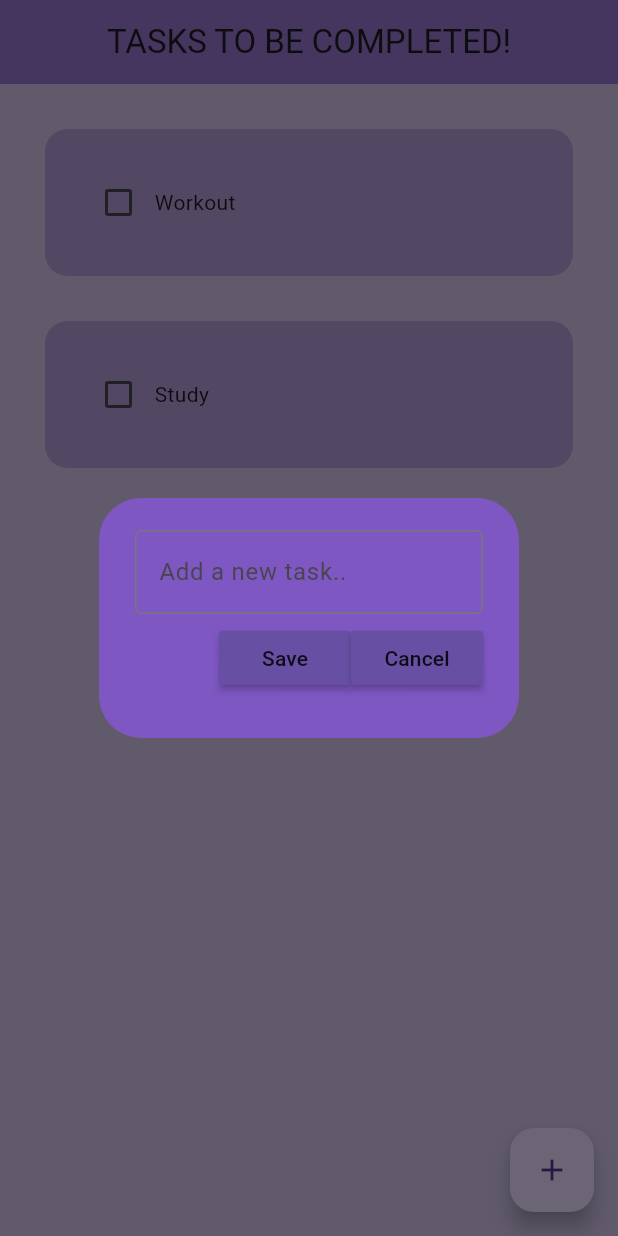
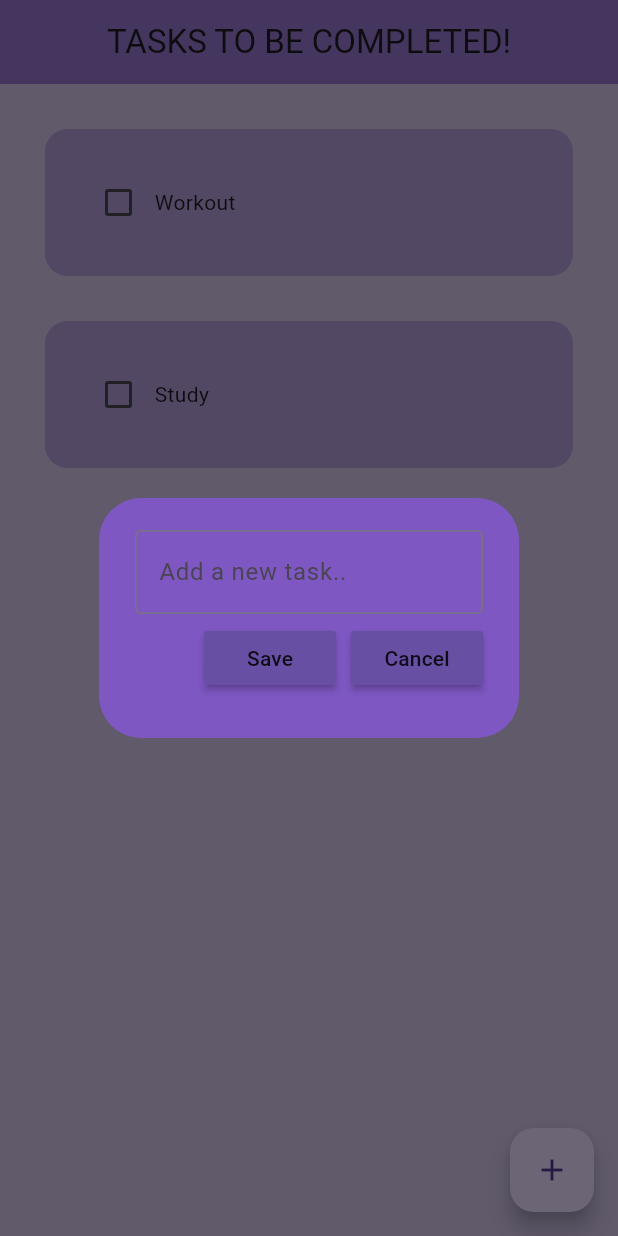
Before and after one commit to CLS11/todo, a Flutter app: the screen it shows after launch, after a tap on the "add" icon, on a phone screen of 412 x 824 dp. Run offline on Flutter 3.47's test engine with Material 3 defaults, Android fonts, the phone set to English and light mode, and no system bars; drawn by our look-alikes of flutter_slidable; our stand-ins replace hive_flutter; accounts and stored records are empty.

Commit message:
Added a slidebar cancellation of tasks. Used a database instead of inbuilt List. Used hive to access the databases. Made function/method to update the database.

```diff
--- /dev/null
+++ b/lib/data/database.dart
@@ -0,0 +1,24 @@
+import 'package:hive_flutter/hive_flutter.dart';
+
+class ToDoDatabase {
+  List toDoList = [];
+  //referencing the box
+  final _myBox = Hive.box('myBox');
+  //opening the app for the first time
+  void initialData() {
+    toDoList = [
+      ["Workout", false],
+      ["Study", false],
+    ];
+  }
+
+  //Loading the data from database
+  void loadData() {
+    toDoList = _myBox.get("TASKLIST");
+  }
+
+  //updating the database
+  void updateDatabase() {
+    _myBox.put("TASKLIST", toDoList);
+  }
+}
--- a/lib/main.dart
+++ b/lib/main.dart
@@ -1,10 +1,16 @@
 import 'package:flutter/material.dart';
 // Re-comment out the following in order to access the UserInput page
 //import 'pages/user_input.dart';
+//importing hive library
+import 'package:hive_flutter/hive_flutter.dart';
 
 import 'pages/home_page.dart';
 
-void main() {
+void main() async {
+  //hive init
+  await Hive.initFlutter();
+  //opening a box
+  var box = await Hive.openbox('myBox');
   runApp(const MyApp());
 }
 
--- a/lib/pages/home_page.dart
+++ b/lib/pages/home_page.dart
@@ -1,6 +1,8 @@
 import 'package:flutter/material.dart';
+import 'package:myapp/data/database.dart';
 import 'package:myapp/utilities/dialog_box.dart';
 import 'package:myapp/utilities/todo_tile.dart';
+import 'package:hive_flutter/hive_flutter.dart';
 
 class HomePage extends StatefulWidget {
   const HomePage({super.key});
@@ -10,27 +12,44 @@ class HomePage extends StatefulWidget {
 }
 
 class _HomePageState extends State<HomePage> {
+  //reference the hive box
+  final _myBox = Hive.box('myBox');
+  ToDoDatabase db = ToDoDatabase();
+
+  @override
+  void initState() {
+    //opening the app for the first time
+    if (_myBox.get("TASKLIST") == null) {
+      db.initialData();
+    } else {
+      db.loadData();
+    }
+    super.initState();
+  }
+
   //Text controller
   final _controller = TextEditingController();
 
   //Tasks list
-  List toDoList = [
+  /*List toDoList = [
     ["Workout", false],
     ["Study", false],
-  ];
+  ];*/
+  //using ToDoDatabase instead
 
   //Checkbox function
   void checkBox(bool? value, int index) {
     setState(() {
-      toDoList[index][1] = !toDoList[index][1];
+      db.toDoList[index][1] = !db.toDoList[index][1];
       _controller.clear();
     });
+    db.updateDatabase();
   }
 
 //Saving tasks
   void saveNewTasks() {
     setState(() {
-      toDoList.add([_controller.text, false]);
+      db.toDoList.add([_controller.text, false]);
     });
     Navigator.of(context).pop();
   }
@@ -46,6 +65,15 @@ class _HomePageState extends State<HomePage> {
             onCancel: () => Navigator.of(context).pop(),
           );
         });
+    db.updateDatabase();
+  }
+
+  //Deleting tasks
+  void deleteTask(index) {
+    setState(() {
+      db.toDoList.removeAt(index);
+    });
+    db.updateDatabase();
   }
 
   @override
@@ -63,14 +91,16 @@ class _HomePageState extends State<HomePage> {
         child: Icon(Icons.add),
       ),
       body: ListView.builder(
-          itemCount: toDoList.length,
+          itemCount: db.toDoList.length,
           itemBuilder: (context, index) {
             return ToDoTile(
-              taskName: toDoList[index][0],
-              taskCompleted: toDoList[index][1],
+              taskName: db.toDoList[index][0],
+              taskCompleted: db.toDoList[index][1],
               onChanged: (value) => checkBox(value, index),
+              deleteFunction: (context) => deleteTask(index),
             );
-          }),
+          }
+      ),
     );
   }
 }
--- a/lib/utilities/dialog_box.dart
+++ b/lib/utilities/dialog_box.dart
@@ -19,8 +19,9 @@ class DialogBox extends StatelessWidget {
       backgroundColor: Colors.deepPurple[400],
       content: Container(
         height: 120,
-        child:
-            Column(mainAxisAlignment: MainAxisAlignment.spaceEvenly, children: [
+        child: Column(
+          mainAxisAlignment: MainAxisAlignment.spaceEvenly,
+          children: [
             //Getting input from user
             TextField(
               controller: controller,
@@ -36,6 +37,8 @@ class DialogBox extends StatelessWidget {
               children: [
                 //Saving button
                 Button(text: "Save", onPressed: onSave),
+                //Sizing between save and cancel button
+                SizedBox(width: 10),
                 //Cancel button
                 Button(text: "Cancel", onPressed: onCancel),
               ],
--- a/lib/utilities/todo_tile.dart
+++ b/lib/utilities/todo_tile.dart
@@ -1,21 +1,33 @@
 import 'package:flutter/material.dart';
+import 'package:flutter_slidable/flutter_slidable.dart';
 
 class ToDoTile extends StatelessWidget {
   final String taskName;
   final bool taskCompleted;
   Function(bool?)? onChanged;
+  Function(BuildContext)? deleteFunction;
 
   ToDoTile({
     super.key,
     required this.taskName,
     required this.taskCompleted,
     required this.onChanged,
+    required this.deleteFunction,
   });
 
   @override
   Widget build(BuildContext context) {
     return Padding(
       padding: const EdgeInsets.only(left: 30.0, right: 30.0, top: 30.0),
+      child: Slidable(
+        endActionPane: ActionPane(motion: StretchMotion(), children: [
+          SlidableAction(
+            onPressed: deleteFunction,
+            icon: Icons.delete,
+            backgroundColor: Colors.deepPurple[600],
+            borderRadius: BorderRadius.circular(12),
+          ),
+        ]),
         child: Container(
           padding: EdgeInsets.all(25.0),
           child: Row(children: [
@@ -40,6 +52,7 @@ class ToDoTile extends StatelessWidget {
             borderRadius: BorderRadius.circular(15.0),
           ),
         ),
+      ),
     );
   }
 }
--- a/pubspec.yaml
+++ b/pubspec.yaml
@@ -30,6 +30,8 @@ environment:
 dependencies:
   flutter:
     sdk: flutter
+    hive: ^2.2.3
+  hive_flutter: ^1.1.0
 
 
   # The following adds the Cupertino Icons font to your application.
@@ -40,7 +42,8 @@ dependencies:
 dev_dependencies:
   flutter_test:
     sdk: flutter
-
+    dive_generator: ^1.1.3
+    build_runner: ^2.1.11
   # The "flutter_lints" package below contains a set of recommended lints to
   # encourage good coding practices. The lint set provided by the package is
   # activated in the `analysis_options.yaml` file located at the root of your
```
Lines whose indentation alone changed are shown as unchanged.
